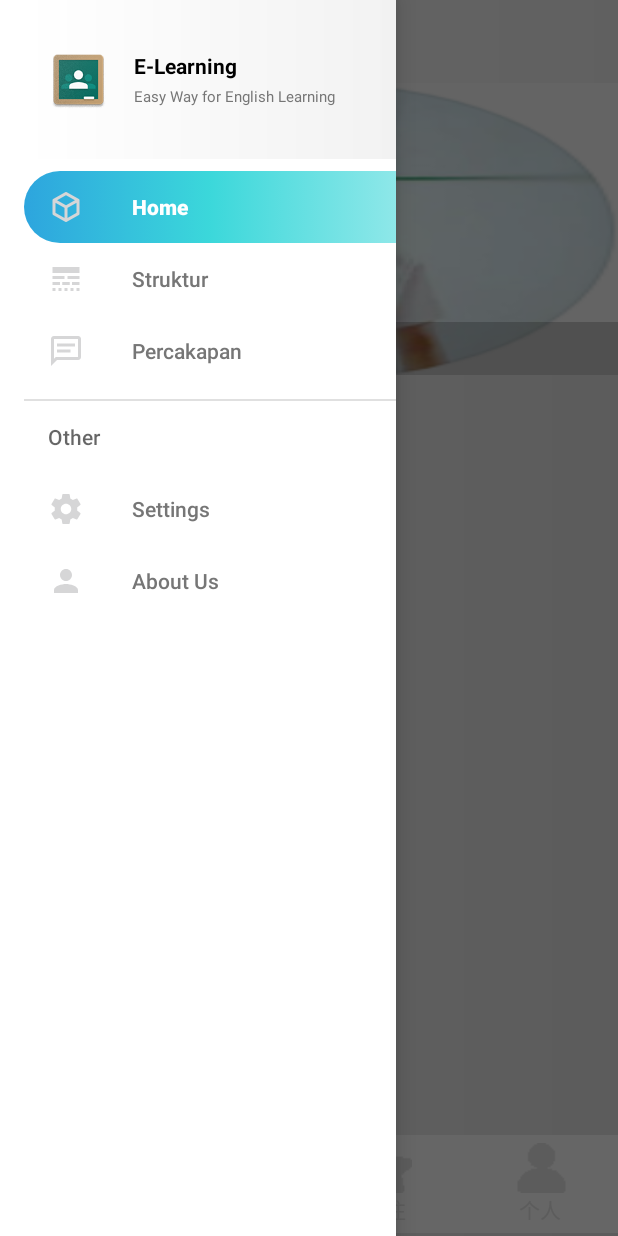
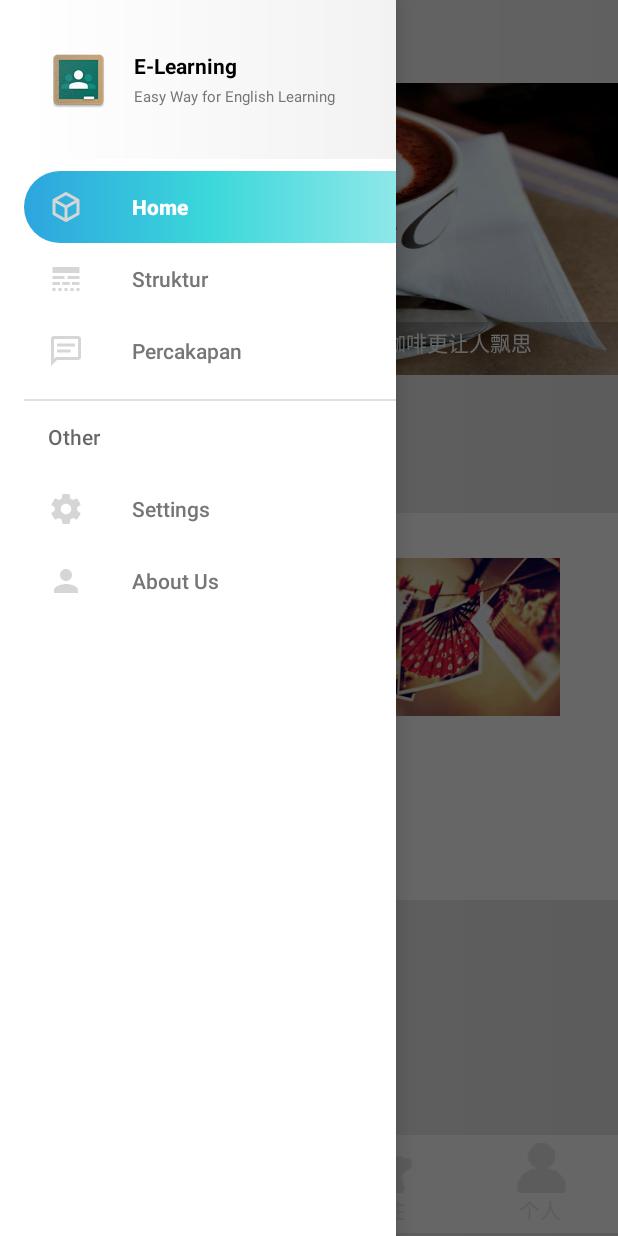
Before and after one commit to Starrier/Coffee, an Android app: the IndexFragment screen opened directly, with no data from a screen before it, with the side drawer open, on a phone screen of 412 x 824 dp. Run offline under Robolectric (Android 15) with nearby library versions, the light colour scheme and no system bars; plain views replace FontAppCompatTextView.

Commit message:
Modified Index Pager Layout

```diff
--- a/app/build.gradle
+++ b/app/build.gradle
@@ -19,6 +19,11 @@
 }
 
 dependencies {
+
+    /* Favourite ListView Start */
+    compile 'com.cleveroad:bubbleanimation-layout:1.0.0'
+    /* Favourite ListView End*/
+
     /* Banner Start*/
     compile 'com.youth.banner:banner:1.4.10'
     /* Banner End */
--- a/app/src/main/java/org/starrier/coffee/fragment/IndexFragment.java
+++ b/app/src/main/java/org/starrier/coffee/fragment/IndexFragment.java
@@ -35,19 +35,19 @@
     private int oldPosition = 0;
     //存放图片的id
     private int[] imageIds = new int[]{
-            R.drawable.about,
-            R.drawable.about,
-            R.drawable.about,
-            R.drawable.about,
-            R.drawable.about
+            R.drawable.coffee1,
+            R.drawable.coffee2,
+            R.drawable.coffee3,
+            R.drawable.coffee4,
+            R.drawable.coffee5
     };
     //存放图片的标题
     private String[] titles = new String[]{
-            "轮播1",
-            "轮播2",
-            "轮播3",
-            "轮播4",
-            "轮播5"
+            "午后的雨让人遐思,午后的雨中的咖啡更让人飘思",
+            "咖啡中有亲情,有友情,有爱情,就看你怎么去品味",
+            "咖啡没有心情，有心情的只是喝咖啡的人",
+            "咖啡,也单纯,也复杂",
+            "咖啡的世界很小，但绝对精致和深邃"
     };
     private TextView title;
     private ViewPagerAdapter adapter;
--- a/app/src/main/res/layout/fragment_index.xml
+++ b/app/src/main/res/layout/fragment_index.xml
@@ -1,19 +1,23 @@
 <RelativeLayout xmlns:android="http://schemas.android.com/apk/res/android"
+                xmlns:app="http://schemas.android.com/apk/res-auto"
                 android:layout_width="match_parent"
                 android:layout_height="match_parent"
                 xmlns:tools="http://schemas.android.com/tools"
-                tools:context="org.starrier.coffee.fragment.IndexFragment">
+                tools:context="org.starrier.coffee.fragment.IndexFragment"
+                xmlns:xsi="http://www.w3.org/2001/XMLSchema-instance"
+                xsi:schemaLocation="http://schemas.android.com/apk/res-auto ">
+
 
     <FrameLayout
 
         android:layout_width="match_parent"
-        android:layout_height="250dp" >
+        android:layout_height="250dp">
 
         <android.support.v4.view.ViewPager
             android:id="@+id/vp"
             android:layout_width="match_parent"
-            android:layout_marginTop="55dp"
-            android:layout_height="200dp" />
+            android:layout_height="200dp"
+            android:layout_marginTop="55dp"/>
 
         <LinearLayout
             android:layout_width="match_parent"
@@ -21,20 +25,20 @@
             android:layout_gravity="bottom"
             android:background="#33000000"
             android:gravity="center"
-            android:orientation="vertical" >
+            android:orientation="vertical">
 
             <TextView
                 android:id="@+id/title"
                 android:layout_width="wrap_content"
                 android:layout_height="wrap_content"
-                android:text="图片标题"
-                android:textColor="@android:color/white" />
+                android:text="@string/Coffee"
+                android:textColor="@android:color/white"/>
 
             <LinearLayout
                 android:layout_width="wrap_content"
                 android:layout_height="wrap_content"
                 android:layout_marginTop="3dip"
-                android:orientation="horizontal" >
+                android:orientation="horizontal">
 
                 <View
                     android:id="@+id/dot_0"
@@ -51,6 +55,7 @@
                     android:layout_marginLeft="2dip"
                     android:layout_marginRight="2dip"
                     android:background="@drawable/dot_unfocus"/>
+
                 <View
                     android:id="@+id/dot_2"
                     android:layout_width="5dip"
@@ -58,6 +63,7 @@
                     android:layout_marginLeft="2dip"
                     android:layout_marginRight="2dip"
                     android:background="@drawable/dot_unfocus"/>
+
                 <View
                     android:id="@+id/dot_3"
                     android:layout_width="5dip"
@@ -65,6 +71,7 @@
                     android:layout_marginLeft="2dip"
                     android:layout_marginRight="2dip"
                     android:background="@drawable/dot_unfocus"/>
+
                 <View
                     android:id="@+id/dot_4"
                     android:layout_width="5dip"
@@ -75,6 +82,72 @@
 
             </LinearLayout>
         </LinearLayout>
+
     </FrameLayout>
 
+    <LinearLayout
+        android:layout_width="match_parent"
+        android:layout_height="100dp"
+        android:layout_marginBottom="325dp"
+        android:layout_marginTop="250dp"
+        android:orientation="horizontal">
+        <RadioGroup
+            android:layout_width="match_parent"
+            android:layout_height="100dp"></RadioGroup>
+
+    </LinearLayout>
+
+
+    <LinearLayout
+        android:layout_width="match_parent"
+        android:layout_marginTop="342dp"
+        android:layout_height="245dp"
+        android:background="@color/colorPrimary"
+        android:layout_marginBottom="80dp"
+        android:orientation="vertical">
+
+
+        <TextView
+            android:id="@+id/textView2"
+            android:layout_width="match_parent"
+            android:layout_height="30dp"
+            android:gravity="center"
+            android:text="CoffeWorld"/>
+
+        <LinearLayout
+            android:layout_width="match_parent"
+            android:layout_height="108dp"
+            android:orientation="horizontal">
+
+            <ImageView
+                android:id="@+id/imageView"
+                android:layout_width="195dp"
+                android:layout_height="105dp"
+                android:src="@mipmap/bg_1"/>
+
+            <ImageView
+                android:id="@+id/imageView4"
+                android:layout_width="198dp"
+                android:layout_height="105dp"
+                android:src="@mipmap/bg_2"/>
+        </LinearLayout>
+
+    </LinearLayout>
+
+    <LinearLayout
+        android:layout_width="match_parent"
+        android:layout_height="70dp"
+        android:layout_marginTop="530dp"
+        android:layout_marginBottom="17dp"
+        android:background="@color/colorPrimary"
+        android:orientation="vertical">
+
+        <TextView
+            android:id="@+id/textView3"
+            android:layout_width="match_parent"
+            android:layout_height="match_parent"
+            android:gravity="center"
+            android:text="Coffe News"/>
+    </LinearLayout>
+
 </RelativeLayout>
--- a/app/src/main/res/menu/activity_main_drawer.xml
+++ b/app/src/main/res/menu/activity_main_drawer.xml
@@ -33,4 +33,10 @@
         </menu>
     </item>
 
+    <button>
+        <Button>
+
+        </Button>
+    </button>
+
 </menu>
--- a/app/src/main/res/values/dimens.xml
+++ b/app/src/main/res/values/dimens.xml
@@ -6,4 +6,7 @@
     <dimen name="nav_drawer_width">264dp</dimen>
     <dimen name="floating_height">650dp</dimen>
     <dimen name="floating_width">500dp</dimen>
+    <!-- Default screen margins, per the Android Design guidelines. -->
+    <dimen name="activity_horizontal_margin">16dp</dimen>
+    <dimen name="activity_vertical_margin">16dp</dimen>
 </resources>
```
Also changed, not shown: app/src/main/AndroidManifest.xml (+8 -1 lines), app/src/main/java/org/starrier/coffee/GlideImageLoader.java (deleted, +0 -19 lines), app/src/main/java/org/starrier/coffee/Login/LoginActivity.java (added, +351 -0 lines), app/src/main/res/layout/activity_guidepager.xml (+9 -6 lines), app/src/main/res/layout/activity_login.xml (added, +77 -0 lines), app/src/main/res/values/strings.xml (+19 -0 lines), app/src/main/assets/fontawesome-webfont.ttf (added), app/src/main/res/drawable/coffee1.jpg (added), app/src/main/res/drawable/coffee2.jpg (added), app/src/main/res/drawable/coffee3.jpg (added), app/src/main/res/drawable/coffee4.jpg (added), app/src/main/res/drawable/coffee5.jpg (added).
